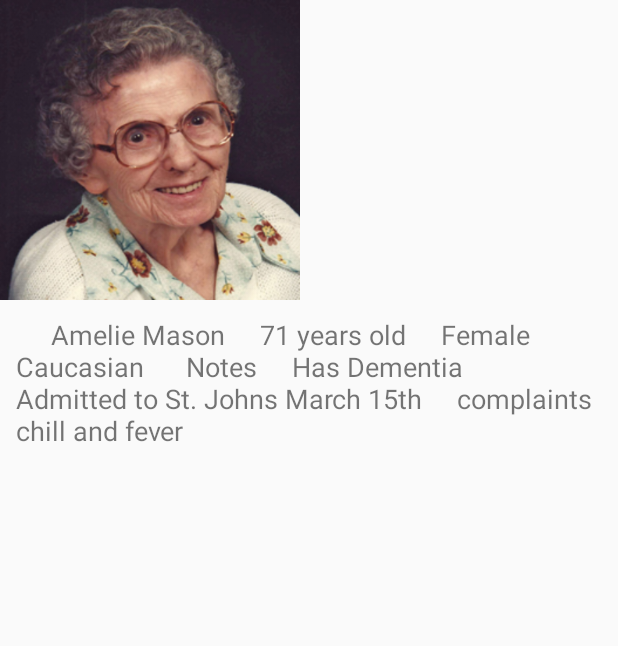
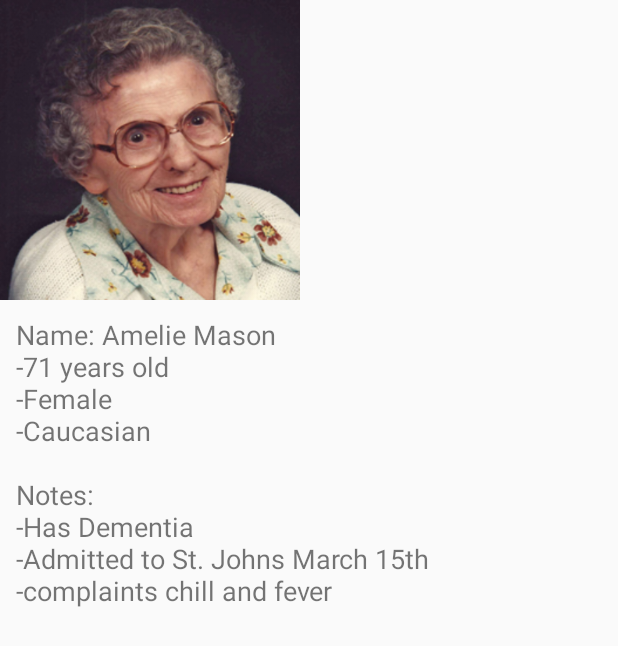
Before and after one commit to chengstephen/cs160_design07, an Android app: the PatientProfileActivity screen opened directly, with no data from a screen before it, on a phone screen of 412 x 824 dp. Shown: the top 646 px of the screen. Run offline under Robolectric (Android 15) with nearby library versions, the phone set to English and light mode, and no system bars.

Commit message:
patient profile, done.

```diff
--- a/app/src/main/res/layout/patientprofile.xml
+++ b/app/src/main/res/layout/patientprofile.xml
@@ -19,16 +19,7 @@
         android:layout_margin="5dp"
         android:layout_weight="5"
         android:padding="5dp"
-        android:text="
-    Amelie Mason
-    71 years old
-    Female
-    Caucasian
-
-    Notes
-    Has Dementia
-    Admitted to St. Johns March 15th
-    complaints chill and fever"
+        android:text="Name: Amelie Mason \n-71 years old\n-Female\n-Caucasian
+        \n\nNotes: \n-Has Dementia\n-Admitted to St. Johns March 15th\n-complaints chill and fever"
         android:textSize="18sp" />
-
 </LinearLayout>
```
